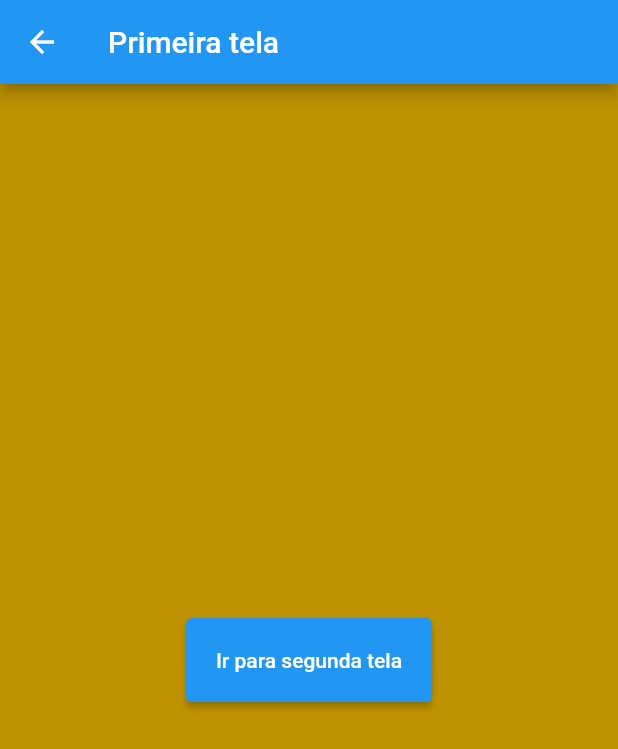
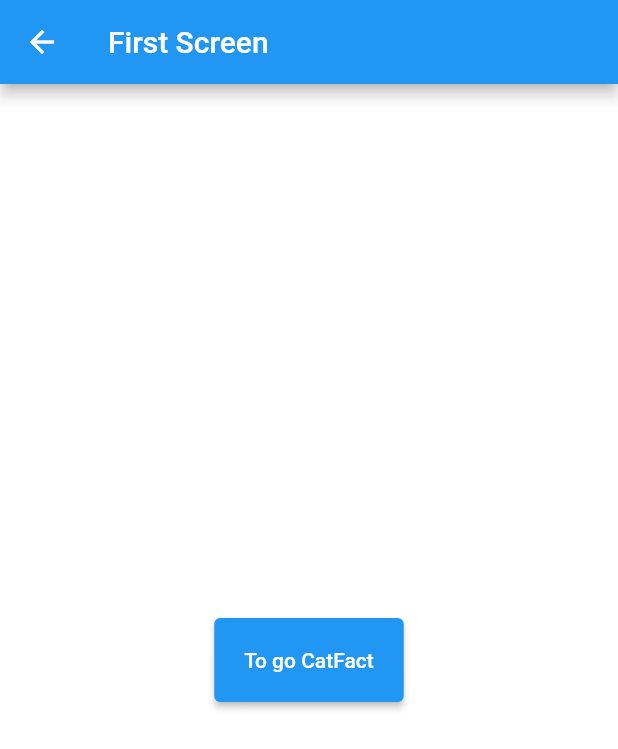
Before and after one commit to Lary71/Oat_DDM, a Flutter app: the Firstscreen screen opened directly, on a phone screen of 412 x 824 dp. Shown: the top 749 px of the screen. Run offline on Flutter 3.47's test engine with Material 2 defaults, Android fonts, the phone set to English and light mode, and no system bars; our stand-ins replace get; network calls fail.

Commit message:
Remoção da segunda tela e navegação com a API

```diff
--- a/flutter_ddm/lib/Firstscreen.dart
+++ b/flutter_ddm/lib/Firstscreen.dart
@@ -1,6 +1,5 @@
 import 'package:flutter/material.dart';
-
-import 'Secondscreen.dart';
+import 'package:flutter_ddm/view/cat_fact_view.dart';
 
 class Firstscreen extends StatelessWidget {
   const Firstscreen({super.key});
@@ -8,20 +7,18 @@ class Firstscreen extends StatelessWidget {
   @override
   Widget build(BuildContext context) {
     return Scaffold(
-      appBar: AppBar(title: const Text("Primeira tela")),
-      backgroundColor: const Color.fromARGB(255, 255, 236, 172),
+      appBar: AppBar(title: const Text("First Screen")),
+      backgroundColor: const Color.fromARGB(255, 28, 149, 248),
       body: Container(
-          color: const Color.fromARGB(255, 190, 146, 2),
+          color: const Color.fromARGB(255, 255, 255, 255),
           child: Center(
               child: ElevatedButton(
             style: ElevatedButton.styleFrom(padding: const EdgeInsets.all(20)),
             onPressed: () {
-              Navigator.push(
-                  context,
-                  MaterialPageRoute(
-                      builder: (context) => const Secondscreen()));
+              Navigator.push(context,
+                  MaterialPageRoute(builder: (context) => const CatFactView()));
             },
-            child: const Text("Ir para segunda tela"),
+            child: const Text("To go CatFact"),
           ))),
     );
   }
```
